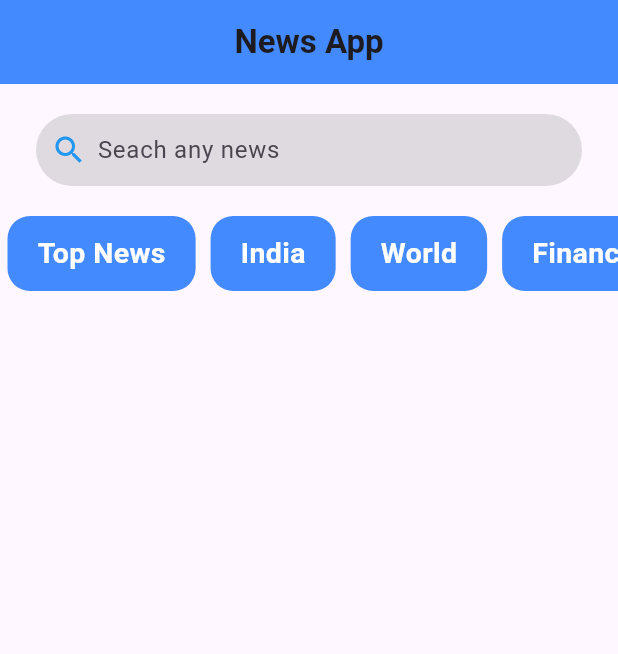
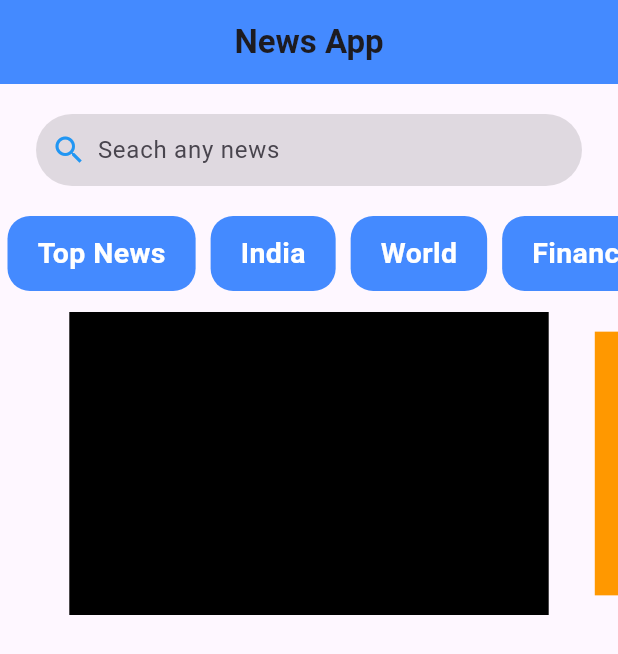
Before and after one commit to code-with-divyesh/news_app, a Flutter app: the screen it shows after launch, on a phone screen of 412 x 824 dp. Shown: the top 654 px of the screen. Run offline on Flutter 3.47's test engine with Material 3 defaults, Android fonts, the phone set to English and light mode, and no system bars; drawn by our look-alikes of carousel_slider.

```diff
--- a/lib/home.dart
+++ b/lib/home.dart
@@ -1,6 +1,5 @@
-import 'package:flutter/cupertino.dart';
 import 'package:flutter/material.dart';
-import 'package:flutter/widgets.dart';
+import 'package:carousel_slider/carousel_slider.dart';
 
 class Home extends StatefulWidget {
   const Home({super.key});
@@ -93,10 +92,38 @@ class _HomeState extends State<Home> {
                       ),
                     );
                   }),
-            )
+            ),
+            CarouselSlider(
+              options: CarouselOptions(
+                  height: 230,
+                  autoPlay: true,
+                  enableInfiniteScroll: false,
+                  enlargeCenterPage: true),
+              items: items.map((item) {
+                return Builder(
+                  builder: (BuildContext context) {
+                    return InkWell(
+                      onTap: () {
+                        print(item);
+                      },
+                      child: Container(
+                        width: MediaQuery.of(context).size.width,
+                        margin: EdgeInsets.symmetric(
+                            horizontal: 5.0, vertical: 14.0),
+                        decoration: BoxDecoration(
+                          color: item,
+                        ),
+                      ),
+                    );
+                  },
+                );
+              }).toList(),
+            ),
           ],
         ),
       ),
     );
   }
+
+  final List items = [Colors.black, Colors.orange, Colors.blue, Colors.yellow];
 }
```
Also changed, not shown: pubspec.yaml (+3 -4 lines), pubspec.lock.
